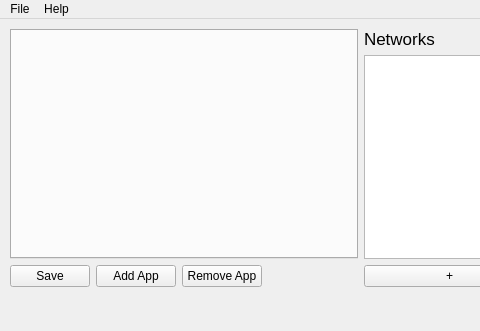
The window that src/gui/QT/mainwindow.ui (mit-spbau-ru/Syrop) describes before a commit, drawn with Qt 5; both pictures show x 0 to 480 and y 0 to 331 of the 725 by 331 pixel window.
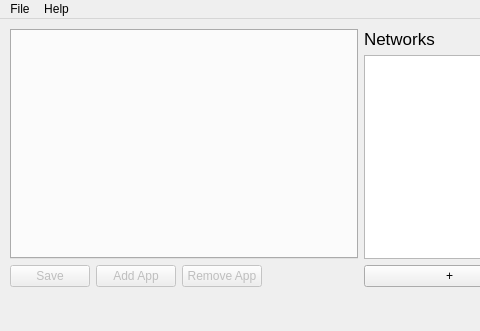
The same window after the commit.

```diff
--- a/src/gui/QT/mainwindow.ui
+++ b/src/gui/QT/mainwindow.ui
@@ -64,6 +64,9 @@
         <layout class="QHBoxLayout" name="horizontalLayout_2">
          <item>
           <widget class="QPushButton" name="pushButtonSave">
+           <property name="enabled">
+            <bool>false</bool>
+           </property>
            <property name="sizePolicy">
             <sizepolicy hsizetype="Fixed" vsizetype="Fixed">
              <horstretch>0</horstretch>
@@ -80,6 +83,9 @@
          </item>
          <item>
           <widget class="QPushButton" name="pushButtonAddApp">
+           <property name="enabled">
+            <bool>false</bool>
+           </property>
            <property name="text">
             <string>Add App</string>
            </property>
@@ -87,6 +93,9 @@
          </item>
          <item>
           <widget class="QPushButton" name="pushButtonRemoveApp">
+           <property name="enabled">
+            <bool>false</bool>
+           </property>
            <property name="text">
             <string>Remove App</string>
            </property>
```
